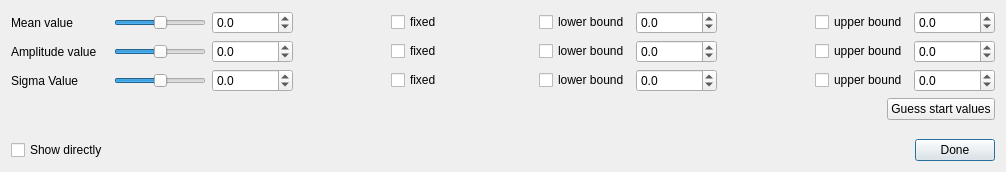
The window that pensant/ui/gaussModelFitParameters.ui (syncope/pensant) describes before a commit, drawn with Qt 5.
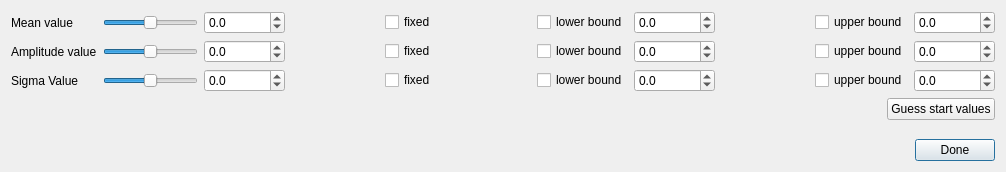
The same window after the commit.

Commit message: - remove check box for immediate display -- always show it

What changed in the file:
```diff
--- a/pensant/ui/gaussModelFitParameters.ui
+++ b/pensant/ui/gaussModelFitParameters.ui
@@ -19,10 +19,19 @@
      <item row="0" column="1">
       <layout class="QHBoxLayout" name="horizontalLayout">
        <item>
-        <widget class="QSlider" name="horizontalSlider">
-         <property name="sliderPosition">
+        <widget class="QSlider" name="meanSlider">
+         <property name="maximum">
           <number>50</number>
          </property>
+         <property name="pageStep">
+          <number>5</number>
+         </property>
+         <property name="value">
+          <number>25</number>
+         </property>
+         <property name="sliderPosition">
+          <number>25</number>
+         </property>
          <property name="orientation">
           <enum>Qt::Horizontal</enum>
          </property>
@@ -135,10 +144,19 @@
      <item row="1" column="1">
       <layout class="QHBoxLayout" name="horizontalLayout_2">
        <item>
-        <widget class="QSlider" name="horizontalSlider_2">
-         <property name="sliderPosition">
+        <widget class="QSlider" name="amplitudeSlider">
+         <property name="maximum">
           <number>50</number>
          </property>
+         <property name="pageStep">
+          <number>5</number>
+         </property>
+         <property name="value">
+          <number>25</number>
+         </property>
+         <property name="sliderPosition">
+          <number>25</number>
+         </property>
          <property name="orientation">
           <enum>Qt::Horizontal</enum>
          </property>
@@ -248,10 +266,19 @@
      <item row="2" column="1">
       <layout class="QHBoxLayout" name="horizontalLayout_3">
        <item>
-        <widget class="QSlider" name="horizontalSlider_3">
-         <property name="sliderPosition">
+        <widget class="QSlider" name="sigmaSlider">
+         <property name="maximum">
           <number>50</number>
          </property>
+         <property name="pageStep">
+          <number>5</number>
+         </property>
+         <property name="value">
+          <number>25</number>
+         </property>
+         <property name="sliderPosition">
+          <number>25</number>
+         </property>
          <property name="orientation">
           <enum>Qt::Horizontal</enum>
          </property>
@@ -440,13 +467,6 @@
        </property>
       </spacer>
      </item>
-     <item row="5" column="0">
-      <widget class="QCheckBox" name="checkBox">
-       <property name="text">
-        <string>Show directly</string>
-       </property>
-      </widget>
-     </item>
     </layout>
    </item>
   </layout>
```
